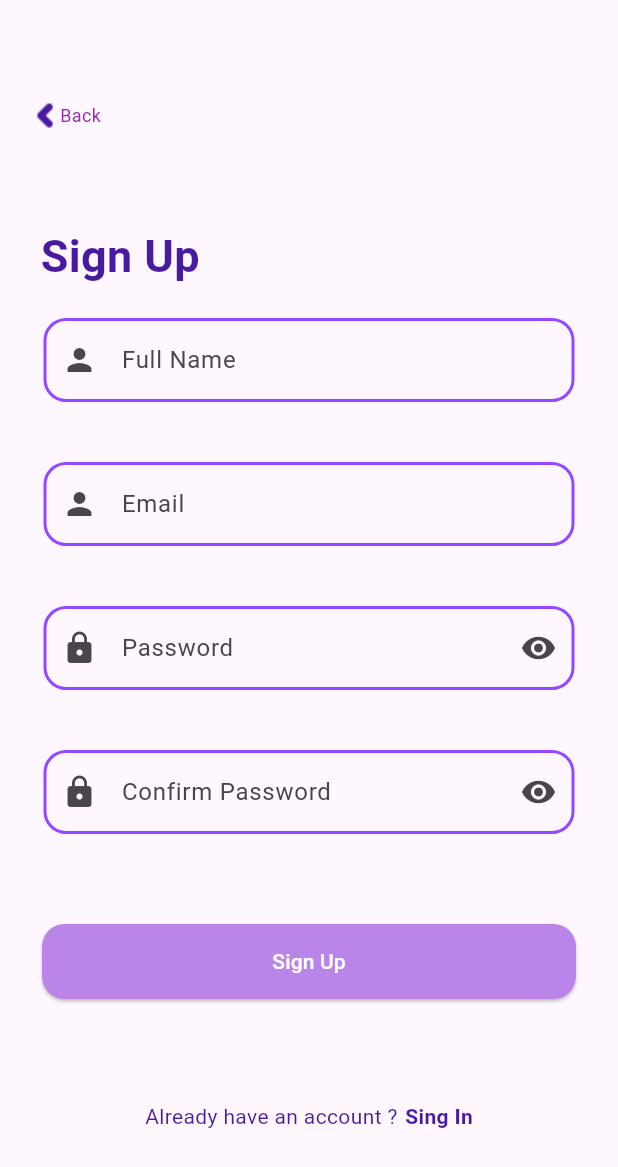
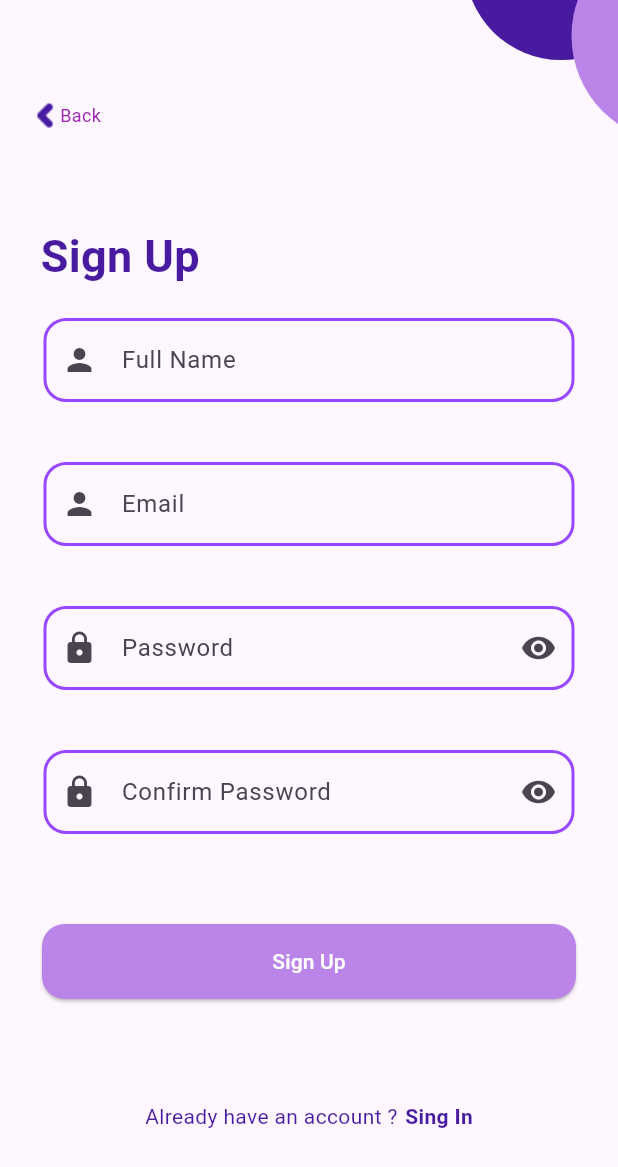
Before and after one commit to dsw55357/flutter, a Flutter app: the RegisterView screen opened directly, on a phone screen of 412 x 824 dp. Shown: the top 1167 px of the screen. Run offline on Flutter 3.47's test engine with Material 3 defaults, Android fonts, the phone set to English and light mode, and no system bars; our stand-ins replace shared_preferences, sqflite; accounts and stored records are empty.

Commit message:
register_view:two ellipses added

```diff
--- /dev/null
+++ b/cba2_55357/lib/utils/top_right_ellipse.dart
@@ -0,0 +1,38 @@
+import 'package:flutter/material.dart';
+
+class TopRightEllipse extends StatelessWidget {
+  final Color color;
+  final double width;
+  final double height;
+  final double top;
+  final double left;
+
+  const TopRightEllipse({
+    Key? key,
+    required this.color,
+    this.width = 142.0,
+    this.height = 142.0,
+    this.top = -47.0,
+    this.left = 381.0,
+  }) : super(key: key);
+
+  @override
+  Widget build(BuildContext context) {
+    return Stack(
+      children: [
+        Positioned(
+          top: top,
+          left: left,
+          child: Container(
+            width: width,
+            height: height,
+            decoration: BoxDecoration(
+              color: color,
+              shape: BoxShape.circle,
+            ),
+          ),
+        ),
+      ],
+    );
+  }
+}
--- a/cba2_55357/lib/view/register/register_view.dart
+++ b/cba2_55357/lib/view/register/register_view.dart
@@ -2,6 +2,7 @@
 import 'package:cba2_55357/utils/database_helper.dart';
 import 'package:flutter/material.dart';
 import '../../utils/my_colors.dart';
+import '../../utils/top_right_ellipse.dart';
 import '../home/home.dart';
 import '../login/login_view.dart';
 import '../widgets/basic_text_form_field.dart';
@@ -173,9 +174,27 @@ class _RegisterViewState extends State<RegisterView> {
 
   @override
   Widget build(BuildContext context) {
-    return Scaffold(
-      body: SizedBox(
-        child: Padding(
+    return SafeArea(
+      child: Scaffold(
+        body: Stack(
+        children: [
+          TopRightEllipse(
+            color: MyColors.purleColor,
+            width: 128,
+            height: 128,
+            top: -88,
+            left: 310, // Dopasowanie pozycji do szerokości ekranu
+          ),
+          // Elipsa w prawym górnym rogu
+          TopRightEllipse(
+          color: MyColors.purle2Color,
+          width: 142,
+          height: 142,
+          top: -47,
+          left: 381, // Dopasowanie pozycji do szerokości ekranu
+        ),
+
+        Padding(
           padding: const EdgeInsets.all(8.0),
           child: Column(
             children: [
@@ -186,7 +205,7 @@ class _RegisterViewState extends State<RegisterView> {
               SignInHeader(text: 'Sign Up'),
               SizedBox(height: 20), // Odstęp między tekstem a polem tekstowym
 
-/*              EmailInputField(
+        /*              EmailInputField(
                   controller: _nameController,
                   focusNode: _nameFocus,
                   errorText: _nameError,
@@ -200,7 +219,7 @@ class _RegisterViewState extends State<RegisterView> {
               ),
               SizedBox(height: 40), // Odstęp między pierwszym a drugim polem
 
-/*              EmailInputField(
+        /*              EmailInputField(
                 controller: _emailController,
                 focusNode: _emailFocus,
                 errorText: _emailError,
@@ -215,7 +234,7 @@ class _RegisterViewState extends State<RegisterView> {
               ),
               SizedBox(height: 40), // Odstęp między pierwszym a drugim polem
 
-/*              PasswordInputField(
+        /*              PasswordInputField(
                 controller: _passwordController,
                 focusNode: _passwordFocus,
                 errorText: _passwordError,
@@ -231,7 +250,7 @@ class _RegisterViewState extends State<RegisterView> {
               ),
               SizedBox(height: 40), // Odstęp między pierwszym a drugim polem
 
-/*              PasswordInputField(
+        /*              PasswordInputField(
                 controller: _passwordController,
                 focusNode: _passwordFocus,
                 errorText: _passwordError,
@@ -256,7 +275,7 @@ class _RegisterViewState extends State<RegisterView> {
 
 
               Spacer(),
-/*              Center(
+        /*              Center(
                 child: ElevatedButton(
                   onPressed: () {
                     Navigator.pop(context);
@@ -284,6 +303,9 @@ class _RegisterViewState extends State<RegisterView> {
             ],
           ),
         ),
+
+      ],
+        ),
       ),
     );
   }
```
